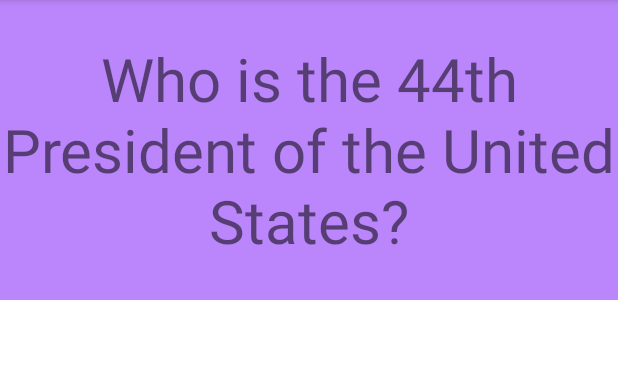
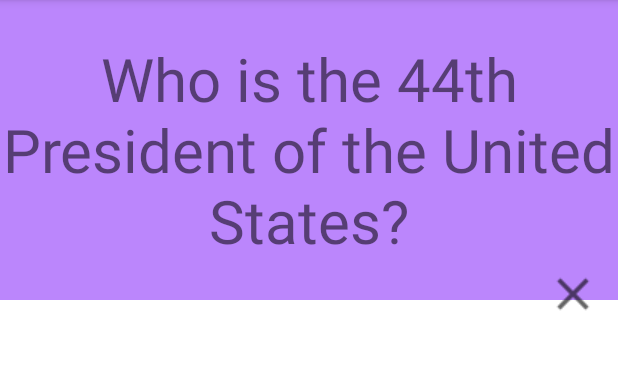
Before and after one commit to cwang5336/flashcard_app, an Android app: the screen it shows after launch (MainActivity), on a phone screen of 412 x 824 dp, the part 84-454 px from its top. Run offline under Robolectric (Android 15) with nearby library versions, the phone set to English and light mode, and no system bars; our stand-ins replace Room's generated code.

Commit message:
added delete card button

```diff
--- a/app/src/main/res/layout/activity_main.xml
+++ b/app/src/main/res/layout/activity_main.xml
@@ -55,4 +55,17 @@
         android:scaleY="2.5"
         app:srcCompat="@drawable/ic_next" />
 
+    <ImageButton
+        android:id="@+id/trashButton"
+        android:layout_width="wrap_content"
+        android:layout_height="wrap_content"
+        android:layout_alignParentRight="true"
+        android:layout_alignParentBottom="true"
+        android:layout_marginRight="18dp"
+        android:layout_marginBottom="560dp"
+        android:background="@android:color/transparent"
+        android:scaleX="1.5"
+        android:scaleY="1.5"
+        app:srcCompat="@drawable/ic_trash" />
+
 </RelativeLayout>
```
Also changed, not shown: app/src/main/java/com/example/flashcardapp/MainActivity.java (+14 -6 lines).
